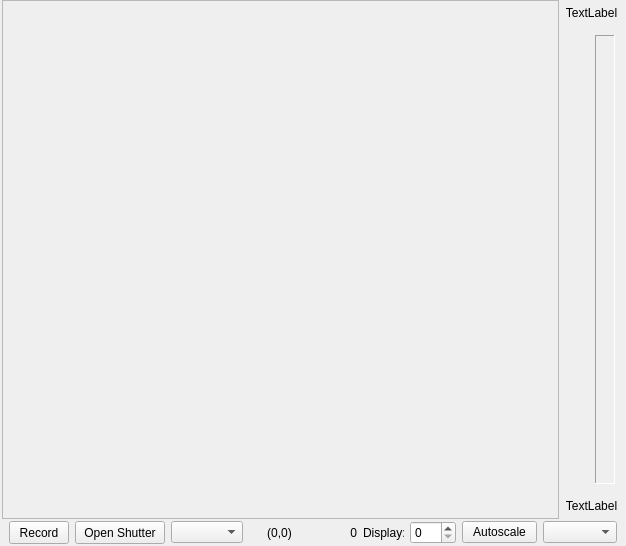
First picture: the form in hal4000/qtdesigner/camera-display.ui, repository ZhuangLab/storm-control, before the edit.
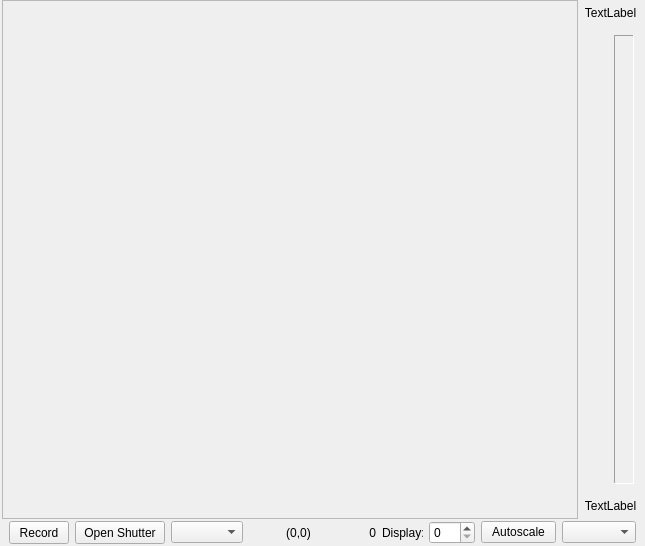
Second picture: the form after the edit. Custom widgets are drawn as their Qt base class.

What changed in the file:
```diff
--- a/hal4000/qtdesigner/camera-display.ui
+++ b/hal4000/qtdesigner/camera-display.ui
@@ -6,7 +6,7 @@
    <rect>
     <x>0</x>
     <y>0</y>
-    <width>583</width>
+    <width>645</width>
     <height>546</height>
    </rect>
   </property>
@@ -75,7 +75,7 @@
           <rect>
            <x>0</x>
            <y>0</y>
-           <width>512</width>
+           <width>570</width>
            <height>512</height>
           </rect>
          </property>
```
Left out of the diff: 6 changed lines with no effect on the pictures.
